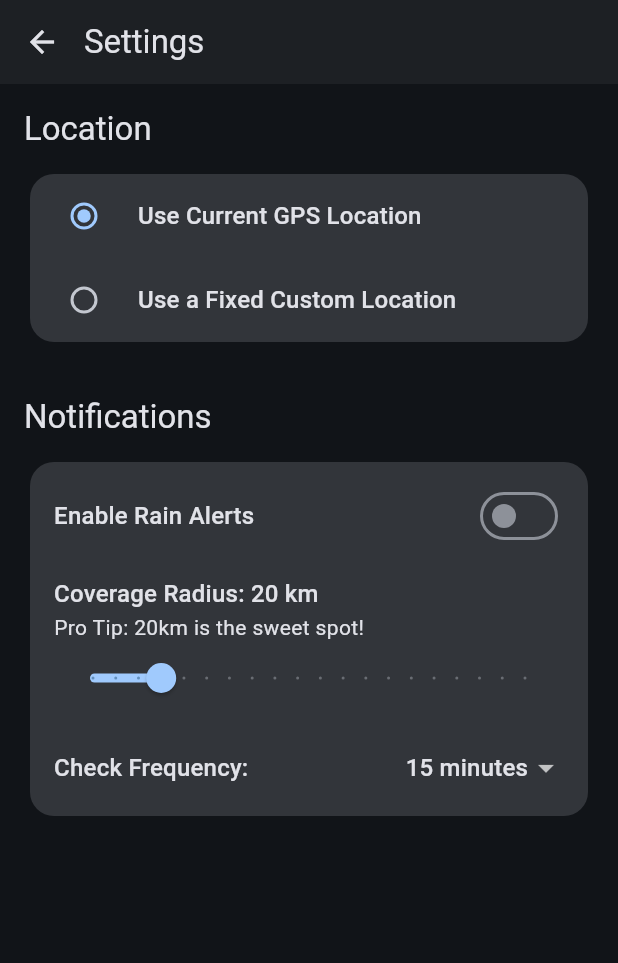
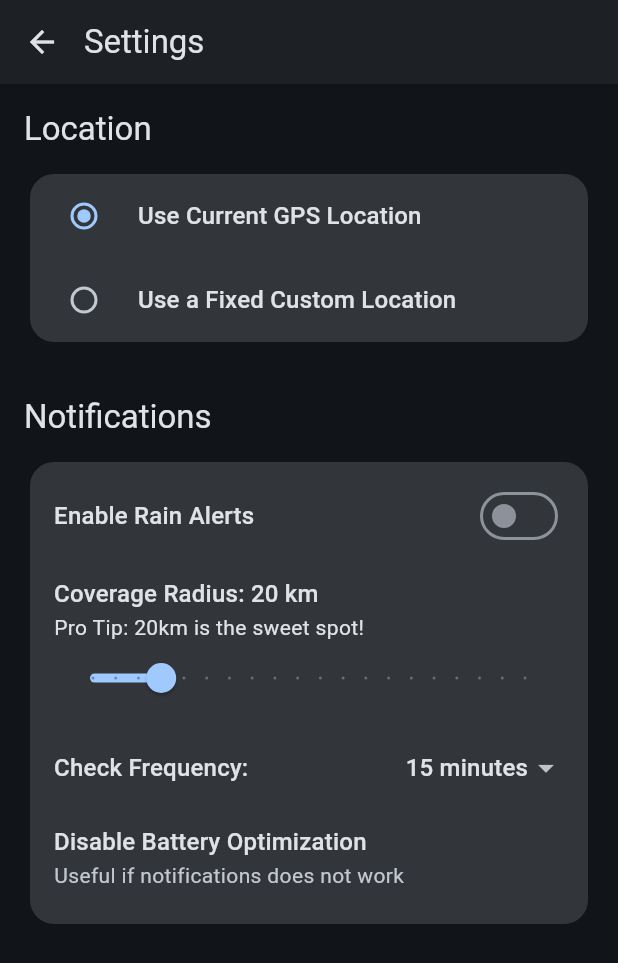
Before and after one commit to KimVinod/weather_radar, a Flutter app: the screen it shows after launch, after a tap on the "settings" icon, on a phone screen of 412 x 824 dp. Shown: the top 963 px of the screen. Run offline on Flutter 3.47's test engine with Material 3 defaults, Android fonts, the light colour scheme and no system bars; our stand-ins replace firebase_core, firebase_crashlytics, flutter_local_notifications, geolocator, shared_preferences, timeago; missing offline and left inert: disable_battery_optimization, google_mlkit_text_recognition, workmanager; accounts and stored records are empty; generated files the repository leaves out were written again.

Commit message:
feat: Add battery optimization package

```diff
--- a/lib/main.dart
+++ b/lib/main.dart
@@ -37,6 +37,8 @@ Future<void> main() async {
     isInDebugMode: kDebugMode,
   );
 
+  await FirebaseCrashlytics.instance.setCrashlyticsCollectionEnabled(kReleaseMode);
+
   // Pass all uncaught "fatal" errors from the framework to Crashlytics
   FlutterError.onError = FirebaseCrashlytics.instance.recordFlutterFatalError;
 
--- a/lib/providers/home_provider.dart
+++ b/lib/providers/home_provider.dart
@@ -69,6 +69,7 @@ class HomeProvider with ChangeNotifier {
   final WeatherRepository _weatherRepository = WeatherRepository();
 
   bool _isLoading = true;
+  String _loadingStatusText = '';
   double _radiusKm = 20.0;
   Uint8List? _reflectivityMapData;
   Position? _currentPosition; // Add this to store location
@@ -85,6 +86,7 @@ class HomeProvider with ChangeNotifier {
   DateTime? _radarValidTime;
 
   bool get isLoading => _isLoading;
+  String get loadingStatusText => _loadingStatusText;
   Uint8List? get reflectivityMapData => _reflectivityMapData;
   Position? get currentPosition => _currentPosition;
   String? get error => _error;
@@ -232,6 +234,7 @@ class HomeProvider with ChangeNotifier {
   Future<void> refreshData() async {
     _isLoading = true;
     _error = null;
+    _loadingStatusText = 'Initializing...';
     notifyListeners();
 
     try {
@@ -260,6 +263,9 @@ class HomeProvider with ChangeNotifier {
       _currentPosition = position;
       // --- END OF FIX ---
 
+      _loadingStatusText = 'Fetching radar data...';
+      notifyListeners();
+
       // Now, fetch all three images.
       final results = await Future.wait([
         _weatherRepository.getReflectivityMap(),
@@ -272,6 +278,9 @@ class HomeProvider with ChangeNotifier {
       final maskData = (results[2] as ByteData).buffer.asUint8List();
 
       if (reflectivityData != null && velocityData != null) {
+        _loadingStatusText = 'Processing images & analyzing...';
+        notifyListeners();
+
         final ocrFuture = OcrService().processImageForTimestamp(reflectivityData);
 
         final payload = ImageProcessingPayload(
@@ -316,6 +325,7 @@ class HomeProvider with ChangeNotifier {
     // --- End of saving logic ---
 
     _isLoading = false;
+    _loadingStatusText = '';
     notifyListeners();
   }
 
--- a/lib/ui/screens/home_screen.dart
+++ b/lib/ui/screens/home_screen.dart
@@ -59,7 +59,17 @@ class HomeScreen extends StatelessWidget {
         child: Consumer<HomeProvider>(
           builder: (context, provider, child) {
             if (provider.isLoading) {
-              return const CircularProgressIndicator();
+              return Column(
+                mainAxisAlignment: MainAxisAlignment.center,
+                children: [
+                  const CircularProgressIndicator(),
+                  const SizedBox(height: 16),
+                  Text(
+                    provider.loadingStatusText, // <-- Display the new status text
+                    style: Theme.of(context).textTheme.bodyMedium,
+                  ),
+                ],
+              );
             } else if (provider.error != null) {
               return Text(provider.error!, textAlign: TextAlign.center);
             } else if (provider.reflectivityMapData != null) {
--- a/lib/ui/screens/settings_screen.dart
+++ b/lib/ui/screens/settings_screen.dart
@@ -1,3 +1,4 @@
+import 'package:disable_battery_optimization/disable_battery_optimization.dart';
 import 'package:flutter/material.dart';
 import 'package:provider/provider.dart';
 import '../../providers/home_provider.dart';
@@ -92,6 +93,7 @@ class SettingsScreen extends StatelessWidget {
 
   @override
   Widget build(BuildContext context) {
+    final providerNotListenable = Provider.of<HomeProvider>(context, listen: false);
     final colorScheme = Theme.of(context).colorScheme;
     return Scaffold(
       appBar: AppBar(
@@ -160,7 +162,13 @@ class SettingsScreen extends StatelessWidget {
                           style: Theme.of(context).textTheme.titleMedium,
                         ),
                         value: provider.notificationsEnabled,
-                        onChanged: provider.toggleNotifications,
+                        onChanged: (newValue) {
+                          if(newValue && !providerNotListenable.useCurrentLocation && providerNotListenable.customLat == null) {
+                            ScaffoldMessenger.of(context).showSnackBar(SnackBar(content: Text("Please first set a fixed custom location.")));
+                          } else {
+                            provider.toggleNotifications(newValue);
+                          }
+                        },
                       ),
                       const SizedBox(height: 12),
 
@@ -225,6 +233,23 @@ class SettingsScreen extends StatelessWidget {
                           ],
                         ),
                       ),
+                      ListTile(
+                        onTap: () async {
+                          bool? isBatteryOptimizationDisabled = await DisableBatteryOptimization.isBatteryOptimizationDisabled;
+                          if(!context.mounted) return;
+                          if(isBatteryOptimizationDisabled == null) {
+                            ScaffoldMessenger.of(context).showSnackBar(SnackBar(content: Text("Cannot check battery optimization status. Please go to Settings and do it manually.")));
+                            return;
+                          }
+                          if(isBatteryOptimizationDisabled) {
+                            ScaffoldMessenger.of(context).showSnackBar(SnackBar(content: Text("You have already disabled battery optimization.")));
+                          } else {
+                            DisableBatteryOptimization.showDisableBatteryOptimizationSettings();
+                          }
+                        },
+                        title: Text("Disable Battery Optimization", style: Theme.of(context).textTheme.titleMedium,),
+                        subtitle: Text("Useful if notifications does not work"),
+                      ),
                     ],
                   ),
                 ),
--- a/pubspec.yaml
+++ b/pubspec.yaml
@@ -48,6 +48,10 @@ dependencies:
   timeago: ^3.7.1
   firebase_core: ^3.14.0
   firebase_crashlytics: ^4.3.7
+  disable_battery_optimization:
+    git:
+      url: https://github.com/pvsvamsi/Disable-Battery-Optimizations
+      ref: 3bd744d03c416859bbaedecd61c1c11fc022ed75
 
 dev_dependencies:
   flutter_test:
```
Also changed, not shown: pubspec.lock.
